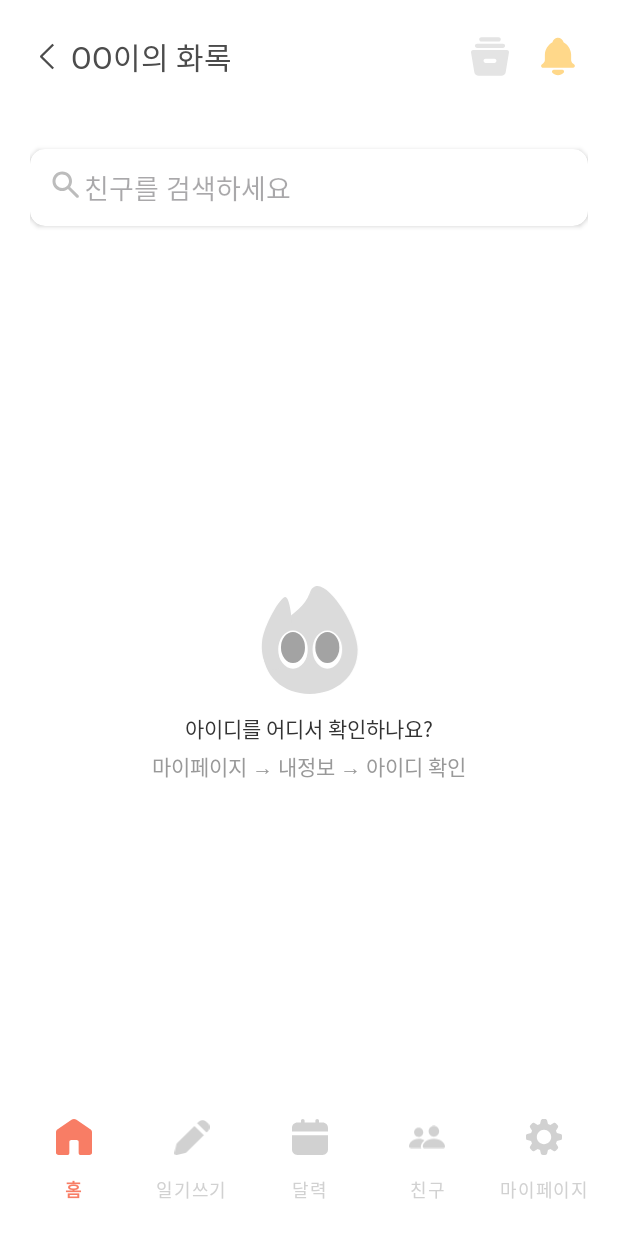
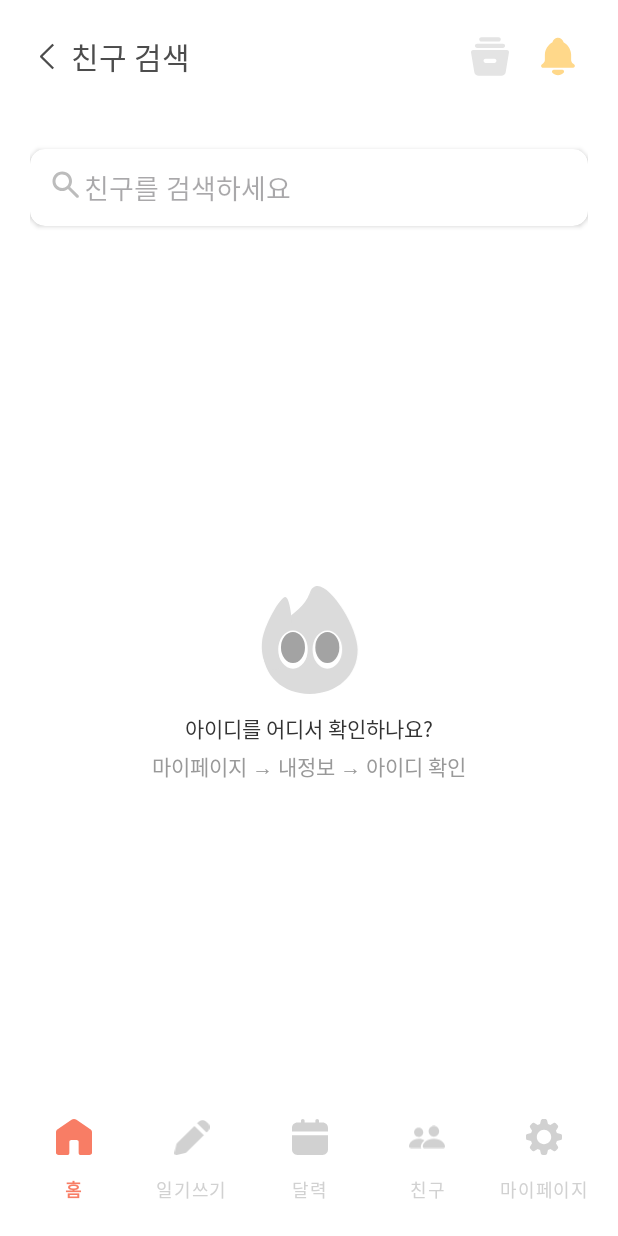
Before and after one commit to HwaRoak/HwaRoak_Android, an Android app: the fragment AddFriendFragment placed in its activity, on a phone screen of 412 x 824 dp. Run offline under Robolectric (Android 15) with nearby library versions, the phone set to English and light mode, and no system bars; libraries missing offline, so code that uses them is left out: okhttp3.sse; 3 statements that could not run were skipped.

Commit message:
[어헛차/#72] - 상단바 텍스트 설정 및 뒤로가기 버튼 로직 추가

```diff
--- a/app/src/main/java/com/example/hwaroak/ui/calendar/CalendarFragment.kt
+++ b/app/src/main/java/com/example/hwaroak/ui/calendar/CalendarFragment.kt
@@ -138,6 +138,9 @@ class CalendarFragment : Fragment() {
         super.onViewCreated(view, savedInstanceState)
         pref = requireContext().getSharedPreferences("user", MODE_PRIVATE)
         accessToken = pref.getString("accessToken", "").toString()
+
+        /**얘는 상단다 없음 < X**/
+        (activity as? MainActivity)?.setTopBar(isBackVisible = true)
 
         //초기화
         todayDec    = TodayDecorator(requireContext())
--- a/app/src/main/java/com/example/hwaroak/ui/diary/DiaryFinishFragment.kt
+++ b/app/src/main/java/com/example/hwaroak/ui/diary/DiaryFinishFragment.kt
@@ -89,6 +89,9 @@ class DiaryFinishFragment : Fragment() {
     override fun onViewCreated(view: View, savedInstanceState: Bundle?) {
         super.onViewCreated(view, savedInstanceState)
         diaryPref = requireContext().getSharedPreferences("diary", MODE_PRIVATE)
+
+        /**얘는 바 없음**/
+        (activity as? MainActivity)?.setTopBar(isBackVisible = false)
 
         //애니메이션
         binding.diaryFinishResultImv.visibility = TextView.INVISIBLE
--- a/app/src/main/java/com/example/hwaroak/ui/diary/DiaryWriteFragment.kt
+++ b/app/src/main/java/com/example/hwaroak/ui/diary/DiaryWriteFragment.kt
@@ -32,6 +32,7 @@ import com.example.hwaroak.api.login.repository.LoginRepository
 import com.example.hwaroak.data.DiaryContent
 import com.example.hwaroak.data.DiaryEmotion
 import com.example.hwaroak.databinding.FragmentDiaryWriteBinding
+import com.example.hwaroak.ui.main.MainActivity
 import org.json.JSONObject
 import org.threeten.bp.format.DateTimeFormatter
 import java.text.SimpleDateFormat
@@ -123,6 +124,9 @@ class DiaryWriteFragment : Fragment() {
         super.onViewCreated(view, savedInstanceState)
         pref = requireContext().getSharedPreferences("user", MODE_PRIVATE)
         accessToken = pref.getString("accessToken", "").toString()
+
+        /**상단 바 표시 < **/
+        (activity as? MainActivity)?.setTopBar("오늘의 화록",isBackVisible = true)
 
         //맨 처음 날짜 표시
         updateDateText()
--- a/app/src/main/java/com/example/hwaroak/ui/friend/AddFriendFragment.kt
+++ b/app/src/main/java/com/example/hwaroak/ui/friend/AddFriendFragment.kt
@@ -18,6 +18,7 @@ import com.example.hwaroak.api.friend.access.FriendViewModel
 import com.example.hwaroak.api.friend.access.FriendViewModelFactory
 import com.example.hwaroak.api.friend.repository.FriendRepository
 import com.example.hwaroak.databinding.FragmentAddFriendBinding
+import com.example.hwaroak.ui.main.MainActivity
 
 class AddFriendFragment : Fragment() {
 
@@ -39,6 +40,9 @@ class AddFriendFragment : Fragment() {
 
     override fun onViewCreated(view: View, savedInstanceState: Bundle?) {
         super.onViewCreated(view, savedInstanceState)
+
+        /**친구 검색 상단 바**/
+        (activity as? MainActivity)?.setTopBar("친구 검색",isBackVisible = true)
 
         val repository = FriendRepository(HwaRoakClient.friendService)
         val factory = FriendViewModelFactory(repository)
--- a/app/src/main/java/com/example/hwaroak/ui/friend/FriendListFragment.kt
+++ b/app/src/main/java/com/example/hwaroak/ui/friend/FriendListFragment.kt
@@ -18,6 +18,7 @@ import com.example.hwaroak.api.friend.access.FriendViewModel
 import com.example.hwaroak.api.friend.access.FriendViewModelFactory
 import com.example.hwaroak.api.friend.repository.FriendRepository
 import com.example.hwaroak.databinding.FragmentFriendListBinding
+import com.example.hwaroak.ui.main.MainActivity
 
 //처음 화면
 class FriendListFragment : Fragment() {
@@ -42,6 +43,9 @@ class FriendListFragment : Fragment() {
     // 뷰 생성 후 로직 처리
     override fun onViewCreated(view: View, savedInstanceState: Bundle?) {
         super.onViewCreated(view, savedInstanceState)
+
+        /**상단 바**/
+        (activity as? MainActivity)?.setTopBar("친구 목록",isBackVisible = true)
 
         //viewmodel
         val prefs = requireContext().getSharedPreferences("user", Context.MODE_PRIVATE)
--- a/app/src/main/java/com/example/hwaroak/ui/main/HomeFragment.kt
+++ b/app/src/main/java/com/example/hwaroak/ui/main/HomeFragment.kt
@@ -50,6 +50,9 @@ class HomeFragment : Fragment() {
 
     override fun onViewCreated(view: View, savedInstanceState: Bundle?) {
         super.onViewCreated(view, savedInstanceState)
+
+        /**일단 홈 화면에서는 < 없애기**/
+        (activity as? MainActivity)?.setTopBar(isBackVisible = false)
 
         // ItemService 인스턴스를 NetworkModule에서 가져옵니다.
         val itemService = HwaRoakClient.itemApiService // NetworkModule.kt에 정의된 itemApiService 사용
--- a/app/src/main/java/com/example/hwaroak/ui/main/MainActivity.kt
+++ b/app/src/main/java/com/example/hwaroak/ui/main/MainActivity.kt
@@ -1,5 +1,6 @@
 package com.example.hwaroak.ui.main
 
+import android.content.SharedPreferences
 import android.content.pm.PackageManager
 import android.os.Build
 import android.os.Bundle
@@ -28,23 +29,35 @@ class MainActivity : AppCompatActivity() {
 
     private lateinit var binding: ActivityMainBinding
 
+    private lateinit var pref: SharedPreferences
+    private lateinit var title: String
+
 
     override fun onCreate(savedInstanceState: Bundle?) {
         super.onCreate(savedInstanceState)
+        binding = ActivityMainBinding.inflate(layoutInflater)
+        enableEdgeToEdge()
+        setContentView(binding.root)
 
         //ThreeTenABP 초기화(애플리케이션 상 1번)
         com.jakewharton.threetenabp.AndroidThreeTen.init(applicationContext)
 
         //splash 화면 테마 되돌리기
         setTheme(R.style.Theme_HwaRoak)
+        pref = getSharedPreferences("user", MODE_PRIVATE)
+        val name = pref.getString("nickname", "") ?: ""
+        val nickname = pref.getString("cachedNickname", "") ?: ""
+
+        title = if(nickname == "") "${name}의 화록" else "${nickname}의 화록"
+        binding.mainTitleTv.text = title
+
+
 
         //테스트
         val sseClient = SSEClient(this)
         //sseClient.connectToSSE()
 
-        binding = ActivityMainBinding.inflate(layoutInflater)
-        enableEdgeToEdge()
-        setContentView(binding.root)
+
 
         //키해시값 추출(자유롭게 삭제가능)
         val keyHash = Utility.getKeyHash(this)
@@ -129,6 +142,26 @@ class MainActivity : AppCompatActivity() {
             // BottomNavigationView는 보이게 설정
             binding.mainBnv.visibility = View.VISIBLE
         }
+        //뒤로 가기 < 버튼
+        binding.mainBackBtn.setOnClickListener {
+            // 현재 화면 확인
+            val current = supportFragmentManager
+                .findFragmentById(R.id.main_fragmentContainer)
+
+            // 1. 백스택에 프래그먼트가 존재하면 pop (예: MyPage → EditProfile → 뒤로 → MyPage)
+            if (supportFragmentManager.backStackEntryCount > 0) {
+                supportFragmentManager.popBackStack()
+
+            }
+            // 2. 홈 화면으로 돌아가게 하기
+            else if (current !is HomeFragment) {
+                // 홈으로 돌아가기
+                binding.mainBnv.selectedItemId = R.id.homeFragment
+                supportFragmentManager.beginTransaction()
+                    .replace(R.id.main_fragmentContainer, HomeFragment())
+                    .commit()
+            }
+        }
 
 
         //뒤로 가기 시 일단 HomeFragment 이동 후 종료
@@ -207,4 +240,19 @@ class MainActivity : AppCompatActivity() {
         binding.mainTitleTv.visibility = View.VISIBLE
     }
 
+    //다른 fragment에서 동적 제어
+    fun setTopBar(mytitle: String, isBackVisible: Boolean){
+        binding.mainTitleTv.text = mytitle
+        binding.mainBackBtn.visibility = if (isBackVisible) View.VISIBLE else View.INVISIBLE
+
+    }
+    fun setTopBar(isBackVisible: Boolean){
+        binding.mainTitleTv.text = title
+        binding.mainBackBtn.visibility = if (isBackVisible) View.VISIBLE else View.INVISIBLE
+    }
+    fun changeTitle(newTitle: String){
+        title = "${newTitle}의 화록"
+    }
+
+
 }
--- a/app/src/main/java/com/example/hwaroak/ui/mypage/AnnouncementFragment.kt
+++ b/app/src/main/java/com/example/hwaroak/ui/mypage/AnnouncementFragment.kt
@@ -21,6 +21,7 @@ import com.example.hwaroak.api.notice.access.NoticeViewModelFactory
 import com.example.hwaroak.api.notice.repository.NoticeRepository
 import com.example.hwaroak.data.AnnouncementData
 import com.example.hwaroak.databinding.FragmentAnnouncementBinding
+import com.example.hwaroak.ui.main.MainActivity
 import kotlinx.coroutines.async
 import kotlinx.coroutines.awaitAll
 import kotlinx.coroutines.coroutineScope
@@ -63,6 +64,7 @@ class AnnouncementFragment : Fragment() {
         pref = requireContext().getSharedPreferences("user", MODE_PRIVATE)
         accessToken = pref.getString("accessToken", "").toString()
 
+        (activity as? MainActivity)?.setTopBar("공지사항", isBackVisible = true)
 
         /**공지 observer**/
         noticeViewModel.noticeList.observe(viewLifecycleOwner) { result ->
--- a/app/src/main/java/com/example/hwaroak/ui/mypage/MypageFragment.kt
+++ b/app/src/main/java/com/example/hwaroak/ui/mypage/MypageFragment.kt
@@ -23,6 +23,7 @@ import com.example.hwaroak.databinding.DialogLogoutCheckBinding
 import com.example.hwaroak.databinding.FragmentMypageBinding
 import com.example.hwaroak.ui.friend.AddFriendFragment
 import com.example.hwaroak.ui.login.LoginKakaoActivity
+import com.example.hwaroak.ui.main.MainActivity
 import com.github.mikephil.charting.animation.Easing
 import com.github.mikephil.charting.data.PieData
 import com.github.mikephil.charting.data.PieDataSet
@@ -55,6 +56,9 @@ class MypageFragment : Fragment() {
 
     override fun onViewCreated(view: View, savedInstanceState: Bundle?) {
         super.onViewCreated(view, savedInstanceState)
+
+        /**상단바 설정**/
+        (activity as? MainActivity)?.setTopBar(isBackVisible = true)
 
         initPieChart()
         setupNavigation()
--- a/app/src/main/java/com/example/hwaroak/ui/mypage/SettingFragment.kt
+++ b/app/src/main/java/com/example/hwaroak/ui/mypage/SettingFragment.kt
@@ -20,6 +20,7 @@ import com.example.hwaroak.api.notice.access.NoticeViewModelFactory
 import com.example.hwaroak.api.notice.model.AlarmSettingRequest
 import com.example.hwaroak.api.notice.repository.NoticeRepository
 import com.example.hwaroak.databinding.FragmentSettingBinding
+import com.example.hwaroak.ui.main.MainActivity
 import java.util.Calendar
 import kotlin.getValue
 
@@ -83,6 +84,8 @@ class SettingFragment : Fragment() {
 
     override fun onViewCreated(view: View, savedInstanceState: Bundle?) {
         super.onViewCreated(view, savedInstanceState)
+
+        (activity as? MainActivity)?.setTopBar("알람 설정", isBackVisible = true)
 
         //초기 설정
         pref = requireContext().getSharedPreferences("user", MODE_PRIVATE)
```
Also changed, not shown: app/src/main/java/com/example/hwaroak/ui/mypage/EditProfileFragment.kt (+7 -1 lines), app/src/main/java/com/example/hwaroak/ui/mypage/TermsFragment.kt (+8 -0 lines).
